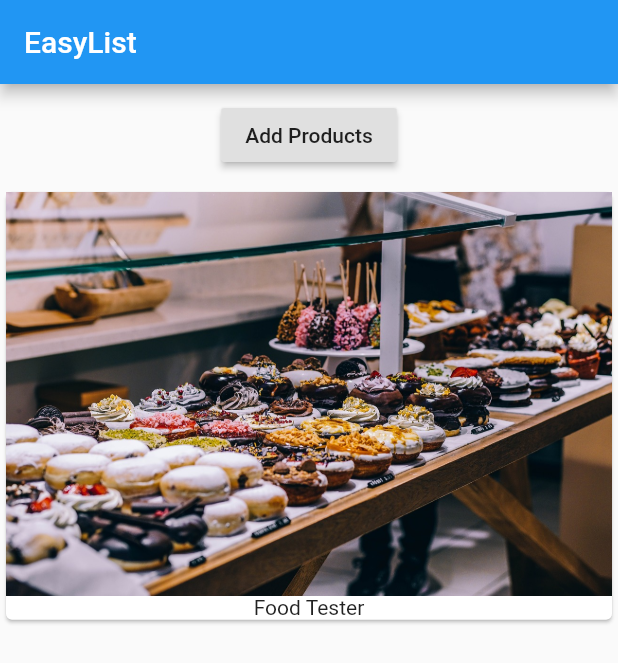
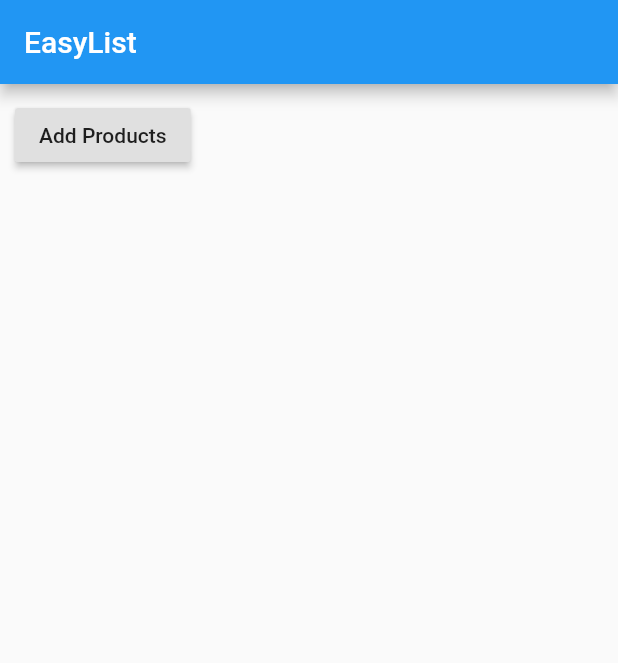
Before and after one commit to peterchege/flutter-app, a Flutter app: the screen it shows after launch, on a phone screen of 412 x 824 dp. Shown: the top 663 px of the screen. Run offline on Flutter 3.47's test engine with Material 2 defaults, Android fonts, the phone set to English and light mode, and no system bars.

Commit message:
constructors using arrays

```diff
--- a/lib/main.dart
+++ b/lib/main.dart
@@ -31,20 +31,7 @@ class _MyAppState extends State<MyApp> {
                   child: Text('Add Products'),
                 ),
               ),
-              Column(
-                children: _products
-                    .map(
-                      (element) => Card(
-                        child: Column(
-                          children: <Widget>[
-                            Image.asset('assets/food.jpg'),
-                            Text(element)
-                          ],
-                        ),
-                      ),
-                    )
-                    .toList(),
-              )
+
             ],
           )),
     );
```
Also changed, not shown: lib/products.dart (added, +25 -0 lines).
